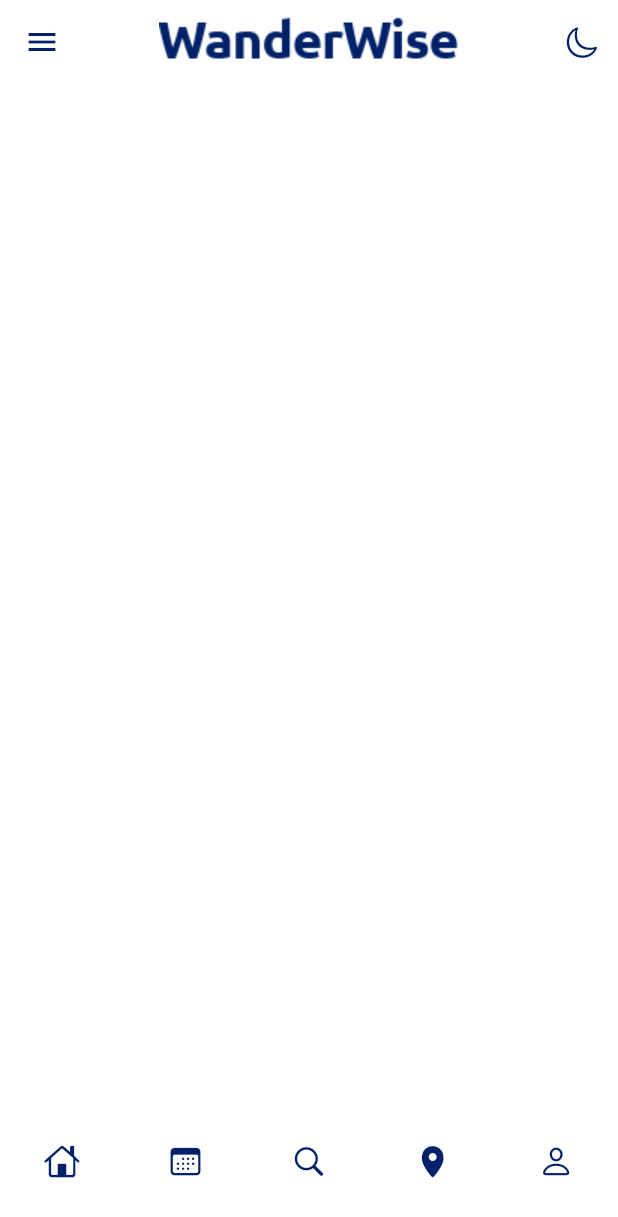
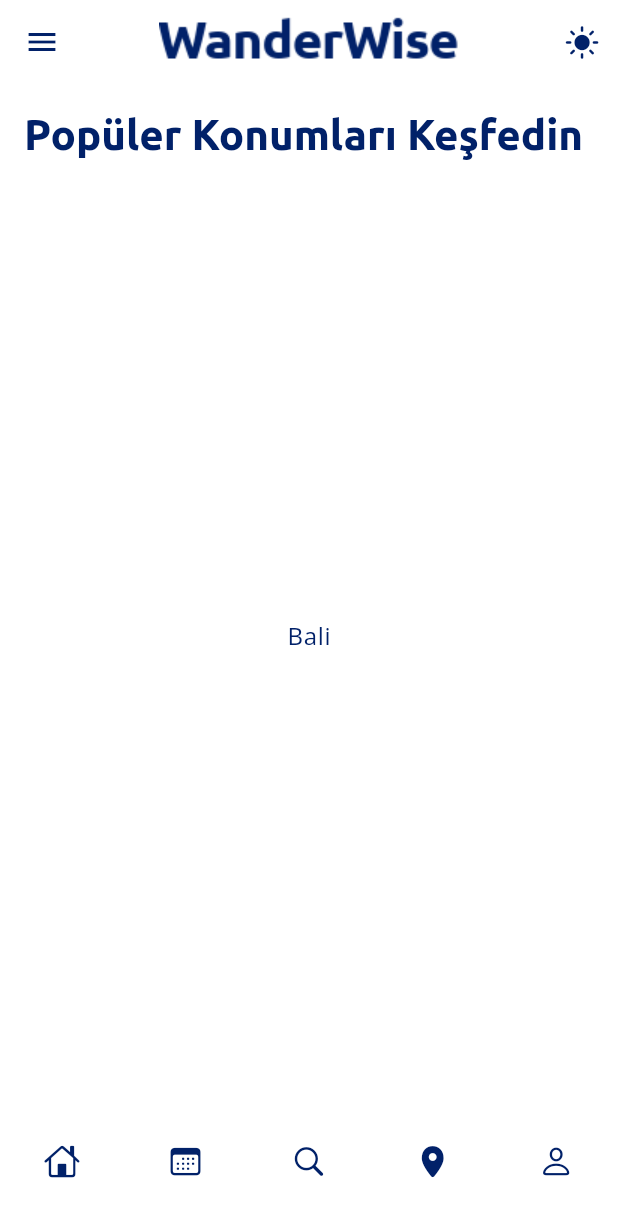
Before and after one commit to hakanyargici/WanderWise, a Flutter app: the HomeScreen screen opened by its route, on a phone screen of 412 x 824 dp. Shown: the top 1217 px of the screen. Run offline on Flutter 3.47's test engine with Material 3 defaults, Android fonts, the phone set to English and light mode, and no system bars; our stand-ins replace go_router, google_fonts.

Commit message:
Başlık eklendi.

```diff
--- a/lib/screens/home_screen.dart
+++ b/lib/screens/home_screen.dart
@@ -26,10 +26,18 @@ class HomeScreen extends StatelessWidget {
         ),
         centerTitle: true,
         actions: [
-          IconButton(
-            icon: Icon(CupertinoIcons.moon),
-            onPressed: () {
-              context.read<ThemeProvider>().toggleTheme();
+          Consumer<ThemeProvider>(
+            builder: (context, themeProvider, child) {
+              return IconButton(
+                icon: Icon(
+                  themeProvider.isDark
+                      ? CupertinoIcons.moon_fill
+                      : CupertinoIcons.sun_max_fill,
+                ),
+                onPressed: () {
+                  context.read<ThemeProvider>().toggleTheme();
+                },
+              );
             },
           ),
         ],
@@ -83,7 +91,26 @@ class HomeScreen extends StatelessWidget {
         ),
       ),
       body: SafeArea(
-        child: Column(),
+        child: Column(
+          crossAxisAlignment: CrossAxisAlignment.start,
+          children: [
+            Padding(
+              padding: const EdgeInsets.all(16.0),
+              child: Text(
+                "Popüler Konumları Keşfedin",
+                style: Theme.of(context).textTheme.headlineMedium,
+              ),
+            ),
+            Expanded(
+              child: Center(
+                child: Text(
+                  "Bali",
+                  style: Theme.of(context).textTheme.bodyLarge,
+                ),
+              ),
+            ),
+          ],
+        ),
       ),
       bottomNavigationBar: BottomMenu(),
     );
```
